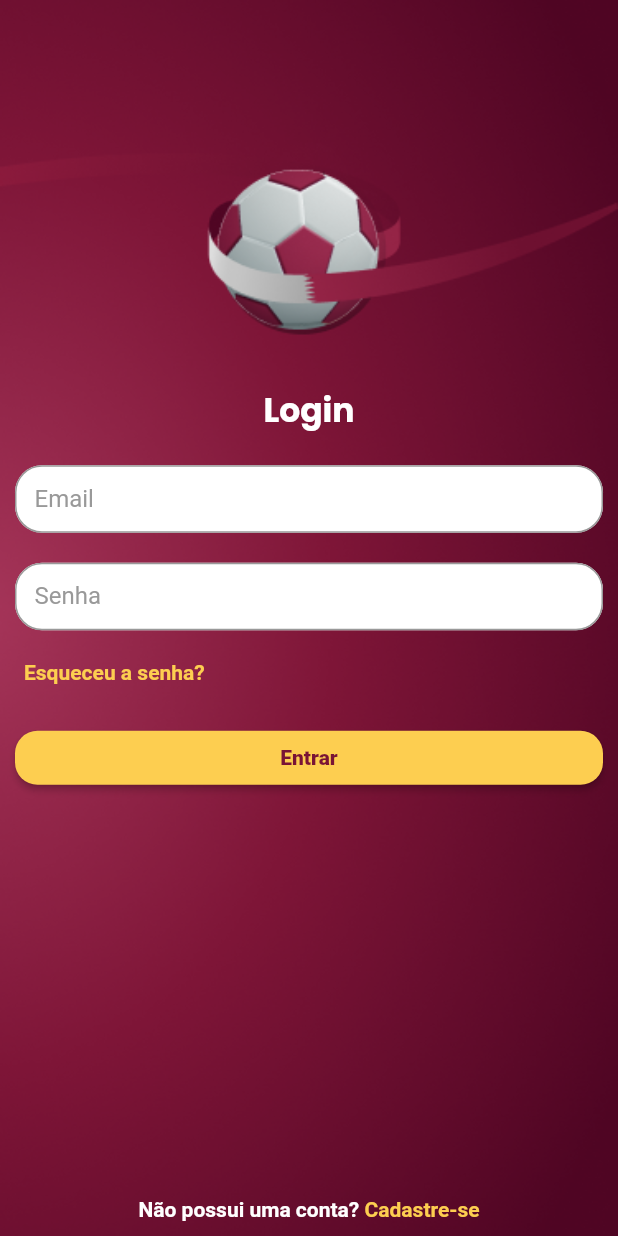
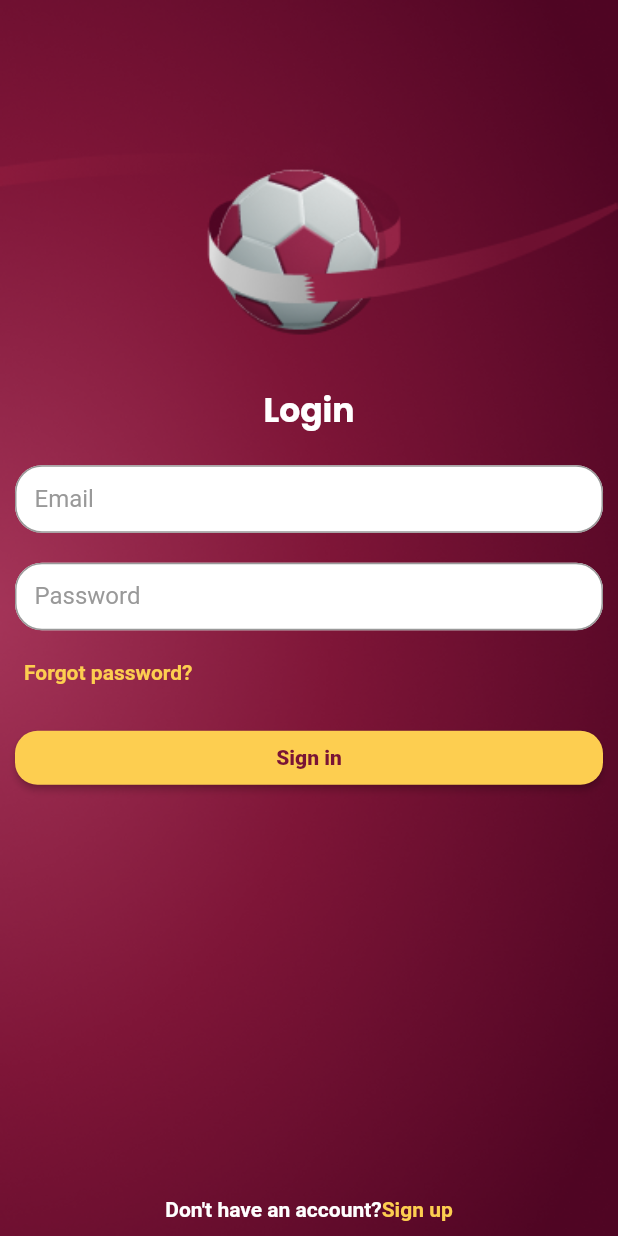
Before and after one commit to fjprado/wca_flutter_app, a Flutter app: the LoginPage screen opened by its route, on a phone screen of 412 x 824 dp. Run offline on Flutter 3.47's test engine with Material 2 defaults, Android fonts, the phone set to English and light mode, and no system bars; our stand-ins replace dio, loading_animation_widget, top_snackbar_flutter; missing offline and left inert: flutter_getit; Roboto replaces fonts that are missing (MPlus1P).

Commit message:
Adjusted login page language

```diff
--- a/lib/app/pages/auth/login/login_page.dart
+++ b/lib/app/pages/auth/login/login_page.dart
@@ -1,3 +1,4 @@
+import 'package:flutter/gestures.dart';
 import 'package:flutter/material.dart';
 import 'package:wca_flutter_app/app/core/ui/components/button.dart';
 import 'package:wca_flutter_app/app/core/ui/styles/button_styles.dart';
@@ -50,7 +51,7 @@ class _LoginPageState extends State<LoginPage> {
                   ),
                   TextFormField(
                     decoration: const InputDecoration(
-                        label: Text('Senha'),
+                        label: Text('Password'),
                         floatingLabelBehavior: FloatingLabelBehavior.never),
                   ),
                   const SizedBox(
@@ -59,7 +60,7 @@ class _LoginPageState extends State<LoginPage> {
                   Padding(
                     padding: const EdgeInsets.only(left: 6),
                     child: Text(
-                      'Esqueceu a senha?',
+                      'Forgot password?',
                       style: context.textStyles.textSecondaryFontMedium
                           .copyWith(color: context.colors.yellow, fontSize: 14),
                     ),
@@ -73,7 +74,7 @@ class _LoginPageState extends State<LoginPage> {
                       style: context.buttonStyles.yellowButton,
                       labelStyle: context
                           .textStyles.textSecondaryFontExtraBoldPrimaryColor,
-                      label: 'Entrar')
+                      label: 'Sign in')
                 ]),
               ),
               SliverFillRemaining(
@@ -84,12 +85,15 @@ class _LoginPageState extends State<LoginPage> {
                     style: context.textStyles.textSecondaryFontMedium
                         .copyWith(color: Colors.white),
                     TextSpan(
-                      text: 'Não possui uma conta? ',
+                      text: "Don't have an account?",
                       children: [
                         TextSpan(
-                          text: 'Cadastre-se',
+                          text: 'Sign up',
                           style: context.textStyles.textSecondaryFontMedium
                               .copyWith(color: context.colors.yellow),
+                          recognizer: TapGestureRecognizer()
+                            ..onTap = () => Navigator.of(context)
+                                .pushNamed('/auth/register'),
                         )
                       ],
                     ),
```
